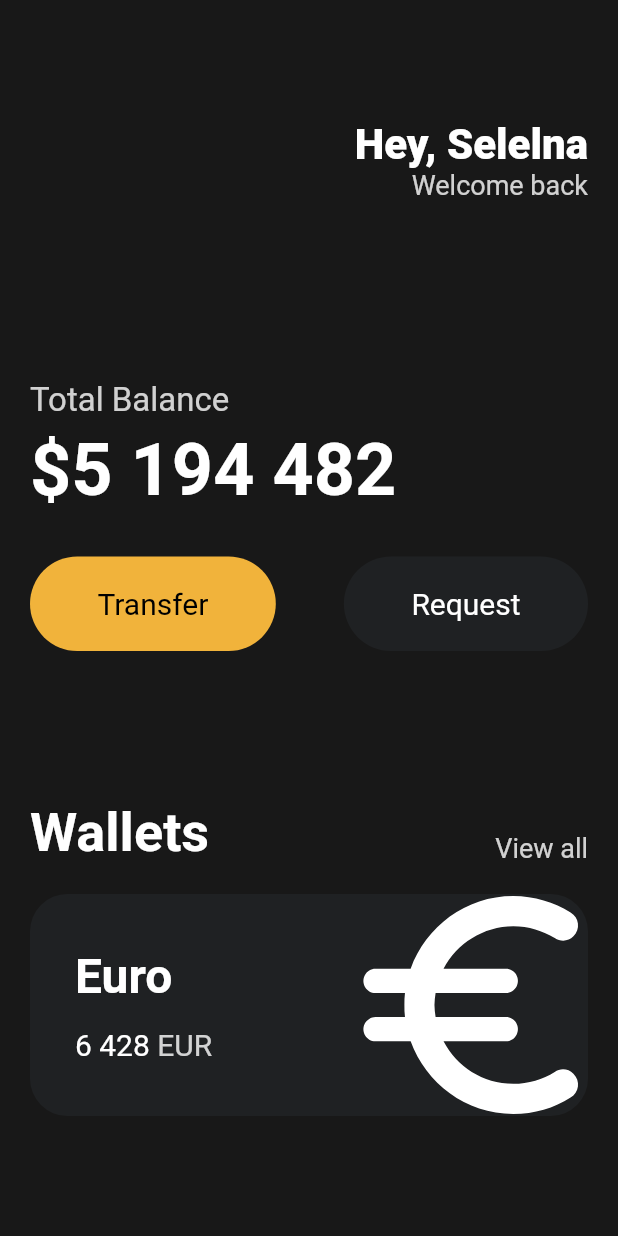
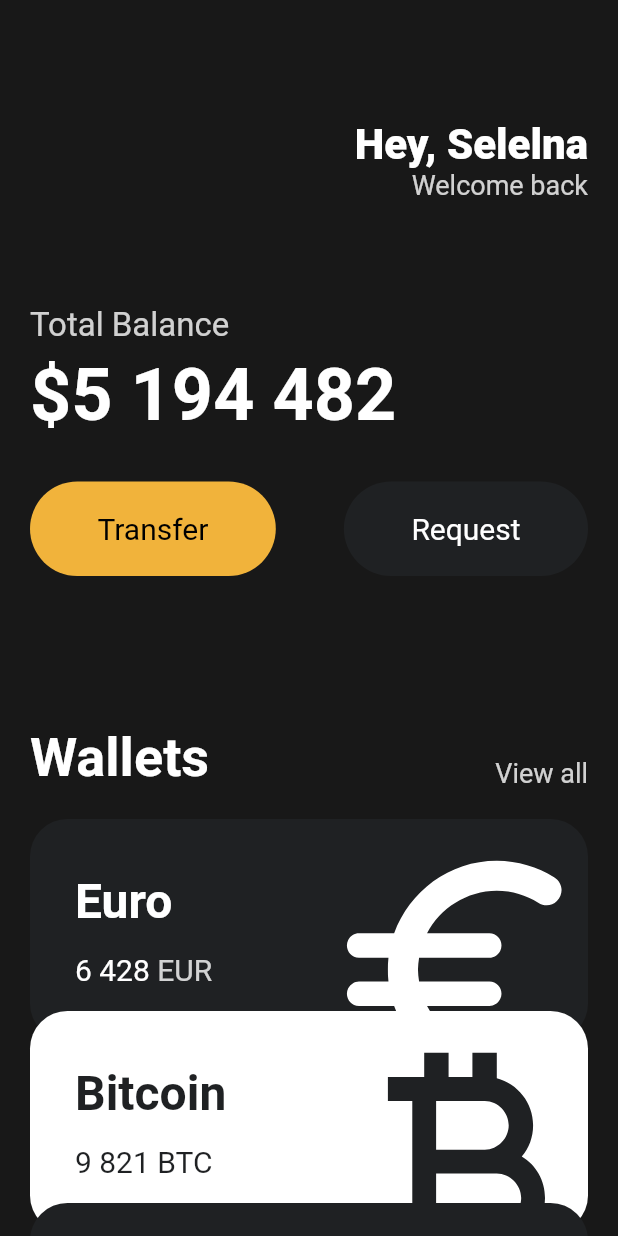
Before and after one commit to thingineeer/FLUTTER-WIL, a Flutter app: the screen it shows after launch, on a phone screen of 412 x 824 dp. Run offline on Flutter 3.47's test engine with Material 2 defaults, Android fonts, the phone set to English and light mode, and no system bars.

Commit message:
UI 연습

```diff
--- a/flutterPractice/lib/main.dart
+++ b/flutterPractice/lib/main.dart
@@ -1,5 +1,6 @@
 import 'package:flutter/material.dart';
 import 'package:flutterpractice/widgets/button.dart';
+import 'package:flutterpractice/widgets/currency_card.dart';
 
 void main() {
   runApp(MyApp());
@@ -11,7 +12,8 @@ class MyApp extends StatelessWidget {
     return MaterialApp(
       home: Scaffold(
         backgroundColor: const Color(0xFF181818),
-        body: Padding(
+        body: SingleChildScrollView(
+          child: Padding(
             padding: EdgeInsets.symmetric(
               horizontal: 20,
             ),
@@ -47,7 +49,7 @@ class MyApp extends StatelessWidget {
                   ],
                 ),
                 SizedBox(
-                height: 120,
+                  height: 70,
                 ),
                 Text(
                   'Total Balance',
@@ -73,11 +75,13 @@ class MyApp extends StatelessWidget {
                 Row(
                   mainAxisAlignment: MainAxisAlignment.spaceBetween,
                   children: [
-                  Button(text: 'Transfer',
+                    Button(
+                      text: 'Transfer',
                       bgColor: Color(0xFFF1B33B),
                       textColor: Colors.black,
                     ),
-                  Button(text: 'Request',
+                    Button(
+                      text: 'Request',
                       bgColor: Color(0xFF1F2123),
                       textColor: Colors.white,
                     ),
@@ -111,61 +115,38 @@ class MyApp extends StatelessWidget {
                 SizedBox(
                   height: 20,
                 ),
-              Container(
-                decoration: BoxDecoration(
-                  color: Color(0xFF1F2123),
-                  borderRadius: BorderRadius.circular(25),
+                CurrencyCard(
+                  name: 'Euro',
+                  code: 'EUR',
+                  amount: '6 428',
+                  icon: Icons.euro_rounded,
+                  isInverted: false,
                 ),
-                child: Padding(
-                  padding: const EdgeInsets.all(30),
-                  child: Row(
-                    mainAxisAlignment: MainAxisAlignment.spaceBetween,
-                    children: [
-                      Column(
-                        crossAxisAlignment: CrossAxisAlignment.start,
-                        children: [
-                          Text('Euro',
-                          style: TextStyle(
-                            color: Colors.white,
-                            fontSize: 32,
-                            fontWeight: FontWeight.w600
+                Transform.translate(
+                  offset: Offset(0, -20),
+                  child: CurrencyCard(
+                    name: 'Bitcoin',
+                    code: 'BTC',
+                    amount: '9 821',
+                    icon: Icons.currency_bitcoin,
+                    isInverted: true
                   ),
                 ),
-                          SizedBox(height: 15,),
-                          Row(
-                            children: [
-                              Text('6 428',
-                                style: TextStyle(
-                                  color: Colors.white,
-                                  fontSize: 20,
-                                ),
-                              ),
-                              SizedBox(width: 5,),
-                              Text('EUR',
-                              style: TextStyle(
-                                color: Colors.white.withOpacity(0.8),
-                                fontSize: 20,
-                              ),
-                              ),
-                            ],
-                          )
-                        ],
-                      ),
-                      Transform.scale(
-                        scale: 2.2,
-                        child: Icon(Icons.euro_rounded,
-                          color: Colors.white,
-                          size: 88,
-                        ),
-                      )
-                    ],
-                  ),
+                Transform.translate(
+                  offset: Offset(0, -40),
+                  child: CurrencyCard(
+                      name: 'Dollar',
+                      code: 'USD',
+                      amount: '428',
+                      icon: Icons.attach_money_outlined,
+                      isInverted: false
                   ),
                 ),
               ],
             ),
           ),
         ),
+      ),
     );
   }
 }
--- /dev/null
+++ b/flutterPractice/lib/widgets/currency_card.dart
@@ -0,0 +1,81 @@
+import 'package:flutter/cupertino.dart';
+import 'package:flutter/material.dart';
+
+class CurrencyCard extends StatelessWidget {
+
+  final String name, code, amount;
+  final IconData icon;
+  final bool isInverted;
+
+  final _blackColor = const Color((0xFF1F2123));
+
+  const CurrencyCard({
+    super.key,
+    required this.name,
+    required this.code,
+    required this.amount,
+    required this.icon,
+    required this.isInverted,
+  });
+
+  @override
+  Widget build(BuildContext context) {
+    return Container(
+      clipBehavior: Clip.hardEdge, // 카드 밖에 넘어가면 cutting
+      decoration: BoxDecoration(
+        color: isInverted ? Colors.white : _blackColor,
+        borderRadius: BorderRadius.circular(25),
+      ),
+      child: Padding(
+        padding: const EdgeInsets.all(30),
+        child: Row(
+          mainAxisAlignment: MainAxisAlignment.spaceBetween,
+          children: [
+            Column(
+              crossAxisAlignment: CrossAxisAlignment.start,
+              children: [
+                Text(name,
+                  style: TextStyle(
+                      color: isInverted ? _blackColor : Colors.white,
+                      fontSize: 32,
+                      fontWeight: FontWeight.w600
+                  ),
+                ),
+                SizedBox(height: 15,),
+                Row(
+                  children: [
+                    Text(amount,
+                      style: TextStyle(
+                        color: isInverted ? _blackColor : Colors.white,
+                        fontSize: 20,
+                      ),
+                    ),
+                    SizedBox(width: 5,),
+                    Text(code,
+                      style: TextStyle(
+                        color: isInverted ? _blackColor : Colors.white.withOpacity(0.8),
+                        fontSize: 20,
+                      ),
+                    ),
+                  ],
+                )
+              ],
+            ),
+            Transform.scale(
+              scale: 2.2,
+
+              /// 부모의 영향 전혀 받지 않은 크기 조정
+              child: Transform.translate(
+                offset: Offset(-5, 12),
+                child: Icon(icon,
+                  color: isInverted ? _blackColor : Colors.white,
+                  size: 88,
+                ),
+              ),
+            ),
+          ],
+        ),
+      ),
+    );
+  }
+}
```
Lines whose indentation alone changed are shown as unchanged.
